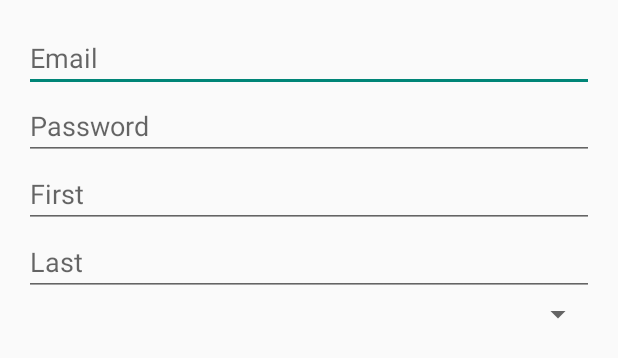
After one commit to jalonso28/cs4773-Bank, an Android app: the layout fragment_edit_user.xml on its own in the app's theme, with its tools: preview values and no code run, on a phone screen of 412 x 824 dp. The commit adds this screen. Shown: the top 358 px of the screen. Run offline under Robolectric (Android 15) with nearby library versions, the phone set to English and light mode, and no system bars.

Commit message:
Added Editing/Adding user fragment

```diff
--- a/BankApp/BankApp/app/src/main/java/com/notit/bank/bankapp/MainActivity.java
+++ b/BankApp/BankApp/app/src/main/java/com/notit/bank/bankapp/MainActivity.java
@@ -84,7 +84,7 @@ public class MainActivity extends ActionBarActivity
                     ft.replace(R.id.container, fragment);
                     break;
                 case 1:
-                    fragment = PlaceholderFragment.newInstance(-1);
+                    fragment = AddUserFragment.newInstance(2);
                     break;
                 case 2:
                     fragment = PlaceholderFragment.newInstance(-1);
--- /dev/null
+++ b/BankApp/BankApp/app/src/main/res/layout/fragment_edit_user.xml
@@ -0,0 +1,43 @@
+<?xml version="1.0" encoding="utf-8"?>
+<LinearLayout
+    xmlns:android="http://schemas.android.com/apk/res/android"
+    android:orientation="vertical"
+    android:layout_width="match_parent"
+    android:layout_height="match_parent"
+    android:padding="16sp">
+
+    <EditText
+        android:id="@+id/email"
+        android:layout_width="match_parent"
+        android:layout_height="wrap_content"
+        android:inputType="textEmailAddress"
+        android:hint="@string/email"/>
+
+    <EditText
+        android:id="@+id/password"
+        android:layout_width="match_parent"
+        android:layout_height="wrap_content"
+        android:inputType="textVisiblePassword"
+        android:hint="@string/password"/>
+
+    <EditText
+        android:id="@+id/first"
+        android:layout_width="match_parent"
+        android:layout_height="wrap_content"
+        android:inputType="textPersonName"
+        android:hint="@string/first"/>
+
+    <EditText
+        android:id="@+id/last"
+        android:layout_width="match_parent"
+        android:layout_height="wrap_content"
+        android:inputType="textPersonName"
+        android:hint="@string/last"/>
+
+    <Spinner
+        android:id="@+id/role"
+        android:layout_width="match_parent"
+        android:layout_height="wrap_content">
+    </Spinner>
+
+</LinearLayout>
--- a/BankApp/BankApp/app/src/main/res/values/strings.xml
+++ b/BankApp/BankApp/app/src/main/res/values/strings.xml
@@ -24,6 +24,17 @@
 
     <string name="action_example">Example action</string>
 
+    <string name="add_user">Add User</string>
+    <string name="first">First</string>
+    <string name="last">Last</string>
+
+    <string name="create_user">Create User</string>
+    <string name="edit_add">Edit / Add</string>
+    <string name="delete">Delete</string>
+    <string name="cancel">Cancel</string>
+    <string name="email">Email</string>
+    <string name="password">Password</string>
+
     <string name="action_settings">Settings</string>
     <string name="user">User</string>
     <string name="type">Type</string>
```
Also changed, not shown: BankApp/BankApp/app/src/main/java/com/notit/bank/bankapp/DBController.java (+22 -1 lines), BankApp/BankApp/app/src/main/java/com/notit/bank/bankapp/User/AddUserFragment.java (added, +139 -0 lines), BankApp/BankApp/app/src/main/java/com/notit/bank/bankapp/User/EditUserFragment.java (added, +103 -0 lines), BankApp/BankApp/app/src/main/res/layout/fragment_add_user.xml (added, +23 -0 lines), BankApp/BankApp/app/src/main/res/layout/list_text_view.xml (added, +9 -0 lines).
